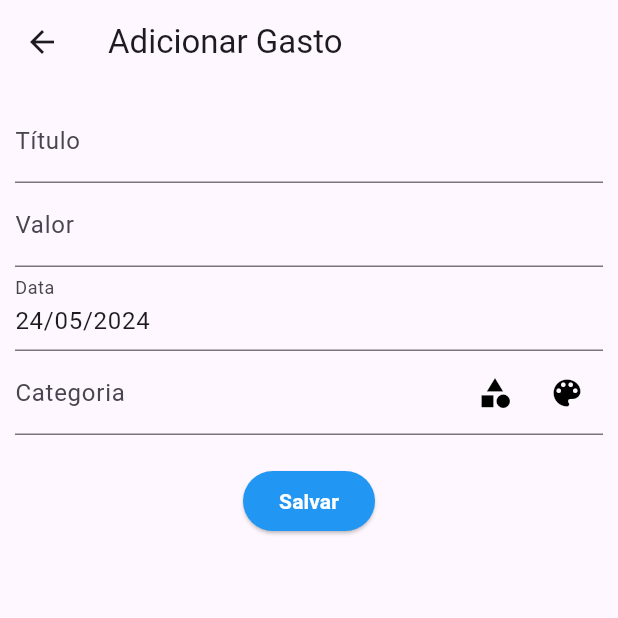
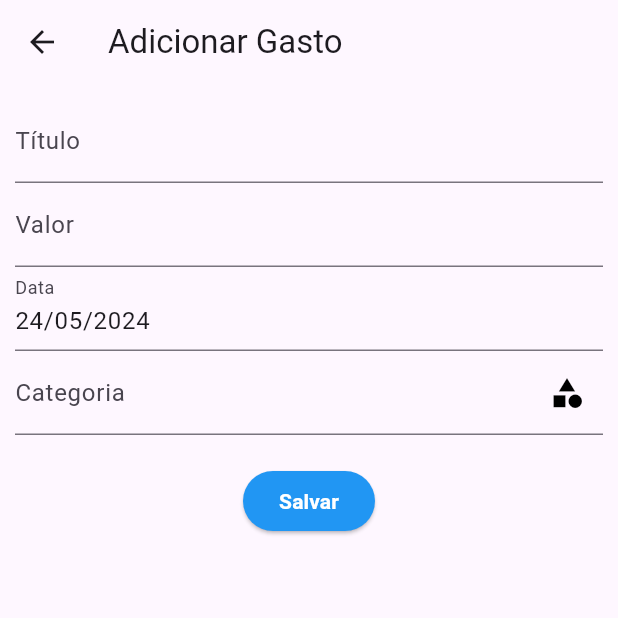
Before and after one commit to DevJeremias/Gasto-Guard, a Flutter app: the GastosPage screen opened directly, after a tap on the "add" icon, on a phone screen of 412 x 824 dp, the top half of it. Run offline on Flutter 3.47's test engine with Material 3 defaults, Android fonts, the phone set to English and light mode, and no system bars; our stand-ins replace flutter_colorpicker, pie_chart.

Commit message:
personalizando botão de gastos

```diff
--- a/lib/pages/add_gasto.dart
+++ b/lib/pages/add_gasto.dart
@@ -1,17 +1,13 @@
 import 'package:flutter/material.dart';
-import 'package:flutter_colorpicker/flutter_colorpicker.dart';
-// ignore: depend_on_referenced_packages
 import 'package:intl/intl.dart'; // Importe o pacote intl para usar o DateFormat
 import 'gasto.dart'; // Importe a classe Gasto
 import 'icons.dart'; // Importe o arquivo icons.dart
 
 class AddGasto extends StatefulWidget {
   final Function addGasto;
-  // ignore: use_key_in_widget_constructors
   const AddGasto(this.addGasto);
 
   @override
-  // ignore: library_private_types_in_public_api
   _AddGastoState createState() => _AddGastoState();
 }
 
@@ -23,20 +19,16 @@ class _AddGastoState extends State<AddGasto> {
   IconData _categoriaIcone = Icons.category;
   Color _categoriaCor = Colors.black;
 
-  // Adicione um TextEditingController para a data
   final _dataController = TextEditingController();
 
   @override
   void initState() {
     super.initState();
-
-    // Inicialize o _dataController com a data atual no formato 'dia/mês/ano'
     _dataController.text = DateFormat('dd/MM/yyyy').format(_data);
   }
 
   void _pickIcon() async {
-    // Função para selecionar um ícone
-    IconData? icon = await showDialog(
+    CategoriaIcone? categoriaIcone = await showDialog(
       context: context,
       builder: (BuildContext context) {
         return AlertDialog(
@@ -46,9 +38,9 @@ class _AddGastoState extends State<AddGasto> {
               spacing: 10,
               children: categoriasIcones.map((categoriaIcone) {
                 return IconButton(
-                  icon: Icon(categoriaIcone.icone),
+                  icon: Icon(categoriaIcone.icone, color: categoriaIcone.cor),
                   onPressed: () {
-                    Navigator.of(context).pop(categoriaIcone.icone);
+                    Navigator.of(context).pop(categoriaIcone);
                   },
                 );
               }).toList(),
@@ -58,50 +50,18 @@ class _AddGastoState extends State<AddGasto> {
       },
     );
 
-    if (icon != null) {
+    if (categoriaIcone != null) {
       setState(() {
-        _categoriaIcone = icon;
+        _categoriaIcone = categoriaIcone.icone;
+        _categoriaCor = categoriaIcone.cor;
       });
     }
-  }
-
-  void _pickColor() async {
-    // Função para selecionar uma cor
-    // ignore: unused_local_variable
-    Color? color = await showDialog(
-      context: context,
-      builder: (BuildContext context) {
-        return AlertDialog(
-          title: const Text('Escolha uma cor'),
-          content: SingleChildScrollView(
-            child: ColorPicker(
-              pickerColor: _categoriaCor,
-              onColorChanged: (Color color) {
-                setState(() {
-                  _categoriaCor = color;
-                });
-              },
-              pickerAreaHeightPercent: 0.8,
-            ),
-          ),
-          actions: <Widget>[
-            TextButton(
-              child: const Text('Ok'),
-              onPressed: () {
-                Navigator.of(context).pop(_categoriaCor);
-              },
-            ),
-          ],
-        );
-      },
-    );
   }
 
   @override
   Widget build(BuildContext context) {
     return Scaffold(
       appBar: AppBar(
-        // ignore: prefer_const_constructors
         title: Text('Adicionar Gasto'),
       ),
       body: Padding(
@@ -127,7 +87,6 @@ class _AddGastoState extends State<AddGasto> {
                 controller: _dataController,
                 decoration: const InputDecoration(labelText: 'Data'),
                 onTap: () async {
-                  // ignore: unnecessary_new
                   FocusScope.of(context).requestFocus(new FocusNode());
                   DateTime? selectedDate = await showDatePicker(
                     context: context,
@@ -138,13 +97,11 @@ class _AddGastoState extends State<AddGasto> {
                       return Theme(
                         data: ThemeData.light().copyWith(
                           colorScheme: const ColorScheme.light(
-                            primary: Colors.blue, // Cor do cabeçalho
-                            onPrimary:
-                                Colors.white, // Cor do texto no cabeçalho
+                            primary: Colors.blue,
+                            onPrimary: Colors.white,
                           ),
                           buttonTheme: const ButtonThemeData(
-                            textTheme: ButtonTextTheme
-                                .primary, // Cor do botão 'OK' e 'Cancelar'
+                            textTheme: ButtonTextTheme.primary,
                           ),
                         ),
                         child: child!,
@@ -162,33 +119,21 @@ class _AddGastoState extends State<AddGasto> {
               TextFormField(
                 decoration: InputDecoration(
                   labelText: 'Categoria',
-                  suffixIcon: Row(
-                    mainAxisSize: MainAxisSize.min,
-                    children: <Widget>[
-                      IconButton(
-                        icon: Icon(_categoriaIcone, color: _categoriaCor),
-                        onPressed: _pickIcon,
-                      ),
-                      IconButton(
-                        icon: Icon(Icons.color_lens, color: _categoriaCor),
-                        onPressed: _pickColor,
-                      ),
-                    ],
+                  suffixIcon: IconButton(
+                    icon: Icon(_categoriaIcone, color: _categoriaCor),
+                    onPressed: _pickIcon,
                   ),
                 ),
               ),
-              // Adicione um SizedBox para criar uma margem acima do botão
               const SizedBox(height: 20.0),
-
               ElevatedButton(
                 style: ElevatedButton.styleFrom(
-                  backgroundColor: Colors.blue, // Botão azul
+                  backgroundColor: Colors.blue,
                 ),
                 onPressed: () {
                   if (_formKey.currentState!.validate()) {
                     _formKey.currentState!.save();
 
-                    // Crie um novo objeto Gasto
                     Gasto novoGasto = Gasto(
                       titulo: _titulo,
                       valor: _valor,
@@ -197,18 +142,15 @@ class _AddGastoState extends State<AddGasto> {
                       categoriaCor: _categoriaCor,
                     );
 
-                    // Adicione o novo gasto à lista de gastos
                     widget.addGasto(novoGasto);
-
-                    // Feche a tela atual e volte para a tela anterior
                     Navigator.pop(context);
                   }
                 },
                 child: const Text(
                   'Salvar',
                   style: TextStyle(
-                    color: Colors.white, // Letras brancas
-                    fontWeight: FontWeight.bold, // Letras em negrito
+                    color: Colors.white,
+                    fontWeight: FontWeight.bold,
                   ),
                 ),
               ),
--- a/lib/pages/gastos.dart
+++ b/lib/pages/gastos.dart
@@ -83,7 +83,8 @@ class _GastosPageState extends State<GastosPage> {
       ),
       floatingActionButton: FloatingActionButton(
         // Adicionado um FloatingActionButton
-        child: Icon(Icons.add),
+        child: Icon(Icons.add, color: Colors.white),
+        backgroundColor: Colors.blue,
         onPressed: () {
           Navigator.push(
             context,
--- a/lib/pages/home_page.dart
+++ b/lib/pages/home_page.dart
@@ -33,7 +33,7 @@ class HomePage extends StatelessWidget {
           ],
         ),
       ),
-      floatingActionButton: FloatingActionButton(
+      floatingActionButton: FloatingActionButton.extended(
         onPressed: () {
           Navigator.push(
             context,
@@ -42,7 +42,8 @@ class HomePage extends StatelessWidget {
                     GastosPage()), // Alterado de 'CategoriesPage()' para 'GastosPage()'
           );
         },
-        child: Icon(Icons.add, color: Colors.white),
+        label: Text('Ver Gastos', style: TextStyle(color: Colors.white)),
+        icon: Icon(Icons.add, color: Colors.white),
         backgroundColor: Colors.blue,
       ),
     );
--- a/lib/pages/icons.dart
+++ b/lib/pages/icons.dart
@@ -4,21 +4,23 @@ import 'package:flutter/material.dart';
 class CategoriaIcone {
   final String nome;
   final IconData icone;
+  final Color cor; // Adicionando um campo de cor
 
-  CategoriaIcone(this.nome, this.icone);
+  CategoriaIcone(
+      this.nome, this.icone, this.cor); // Adicionando cor ao construtor
 }
 
 // Lista de categorias e seus ícones correspondentes
 List<CategoriaIcone> categoriasIcones = [
-  CategoriaIcone('padaria', Icons.cake),
-  CategoriaIcone('farmacia', Icons.local_pharmacy),
-  CategoriaIcone('mercado', Icons.shopping_cart),
-  CategoriaIcone('hospital', Icons.local_hospital),
-  CategoriaIcone('ensino', Icons.school),
-  CategoriaIcone('lanche', Icons.fastfood),
-  CategoriaIcone('comida', Icons.restaurant),
-  CategoriaIcone('outro', Icons.more_horiz),
-  CategoriaIcone('lazer', Icons.beach_access),
-  CategoriaIcone('investimento', Icons.trending_up),
-  CategoriaIcone('transporte', Icons.directions_bus),
+  CategoriaIcone('padaria', Icons.cake, Colors.red),
+  CategoriaIcone('farmacia', Icons.local_pharmacy, Colors.orange),
+  CategoriaIcone('mercado', Icons.shopping_cart, Colors.yellow),
+  CategoriaIcone('hospital', Icons.local_hospital, Colors.green),
+  CategoriaIcone('ensino', Icons.school, Colors.blue),
+  CategoriaIcone('lanche', Icons.fastfood, Colors.indigo),
+  CategoriaIcone('comida', Icons.restaurant, Colors.purple),
+  CategoriaIcone('lazer', Icons.beach_access, Colors.pink),
+  CategoriaIcone('investimento', Icons.trending_up, Colors.teal),
+  CategoriaIcone('transporte', Icons.directions_bus, Colors.cyan),
+  CategoriaIcone('outro', Icons.more_horiz, Colors.brown),
 ];
```
